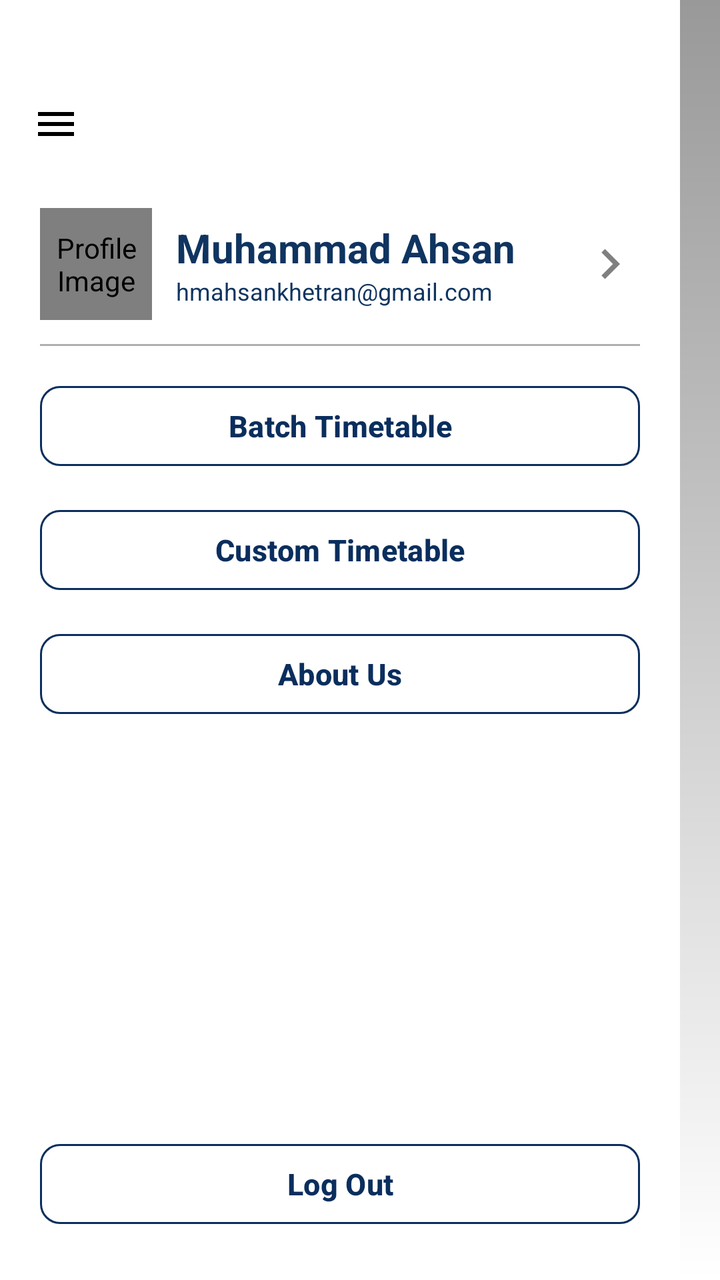
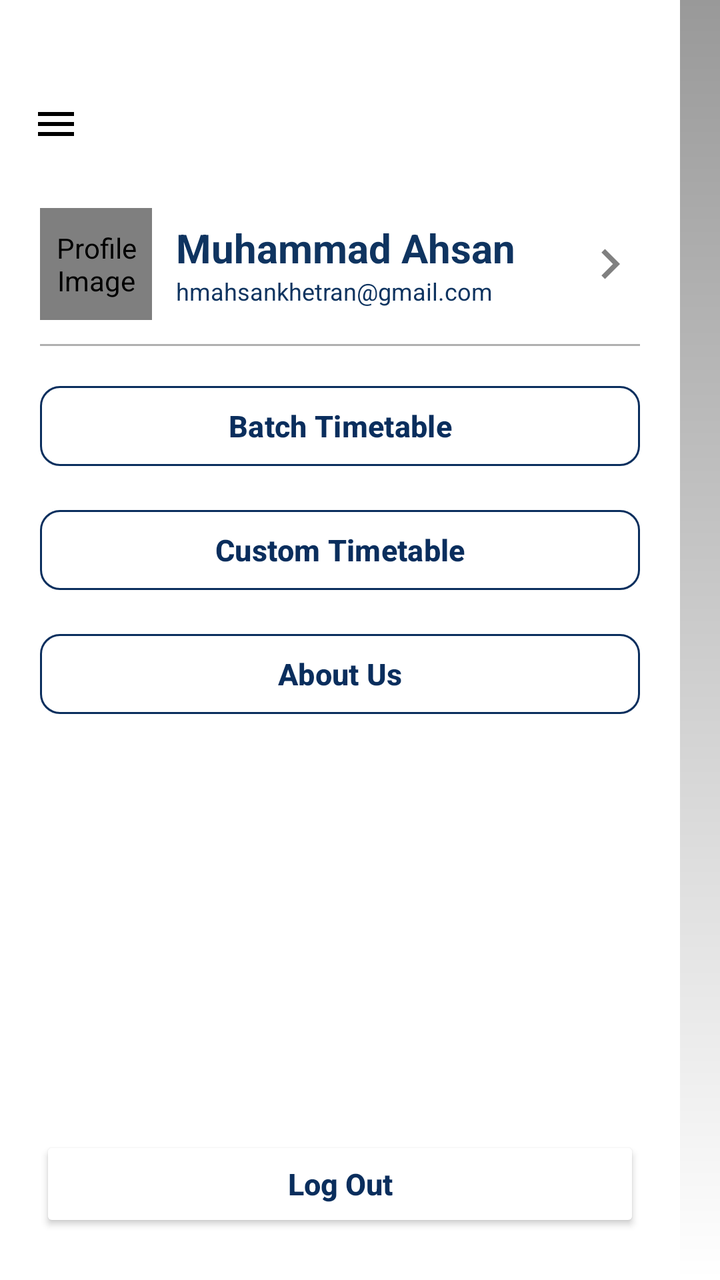

Before-and-after screenshots of an Android layout around one commit, followed by the original layout XML and the change that was made.
<!-- AndroidManifest.xml: application theme Theme.FASTable -->
<!-- res/layout/activity_menu.xml -->
<?xml version="1.0" encoding="utf-8"?>
<androidx.constraintlayout.widget.ConstraintLayout
    xmlns:android="http://schemas.android.com/apk/res/android"
    xmlns:app="http://schemas.android.com/apk/res-auto"
    xmlns:tools="http://schemas.android.com/tools"
    android:layout_width="match_parent"
    android:layout_height="match_parent"
    android:background="#FFFFFF">

    
    <View
        android:id="@+id/rightShadow"
        android:layout_width="20dp"
        android:layout_height="0dp"
        android:background="@drawable/right_side_shadow"
        app:layout_constraintTop_toTopOf="parent"
        app:layout_constraintBottom_toBottomOf="parent"
        app:layout_constraintEnd_toEndOf="parent" />

    
    <androidx.appcompat.widget.Toolbar
        android:id="@+id/top_bar_menu"
        android:layout_width="0dp"
        android:layout_height="80dp"
        android:background="@color/white"
        android:theme="@style/ThemeOverlay.AppCompat.Dark.ActionBar"
        android:elevation="4dp"
        android:paddingTop="30dp"
        android:paddingBottom="8dp"
        app:navigationIcon="@drawable/ic_menu_black"
        app:titleTextColor="@android:color/white"
        app:layout_constraintTop_toTopOf="parent"
        app:layout_constraintStart_toStartOf="parent"
        app:layout_constraintEnd_toStartOf="@id/rightShadow" />

    
    <LinearLayout
        android:id="@+id/contentContainer"
        android:layout_width="0dp"
        android:layout_height="0dp"
        android:orientation="vertical"
        android:paddingStart="20dp"
        android:paddingEnd="20dp"
        android:paddingTop="24dp"
        android:paddingBottom="24dp"
        app:layout_constraintTop_toBottomOf="@id/top_bar_menu"
        app:layout_constraintBottom_toBottomOf="parent"
        app:layout_constraintStart_toStartOf="parent"
        app:layout_constraintEnd_toStartOf="@id/rightShadow">

        
        <LinearLayout
            android:id="@+id/profileSection"
            android:layout_width="match_parent"
            android:layout_height="wrap_content"
            android:orientation="horizontal"
            android:gravity="center_vertical">

            <de.hdodenhof.circleimageview.CircleImageView
                android:id="@+id/profileImage"
                android:layout_width="56dp"
                android:layout_height="56dp"
                android:src="@drawable/img_demo"
                app:civ_border_width="2dp"
                app:civ_border_color="#E0E0E0"
                android:contentDescription="@string/profile_image" />

            <LinearLayout
                android:layout_width="0dp"
                android:layout_height="wrap_content"
                android:layout_weight="1"
                android:orientation="vertical"
                android:layout_marginStart="12dp">

                <TextView
                    android:id="@+id/tvName"
                    android:layout_width="wrap_content"
                    android:layout_height="wrap_content"
                    android:text="Muhammad Ahsan"
                    android:textColor="@color/navy"
                    android:textSize="20sp"
                    android:textStyle="bold" />

                <TextView
                    android:id="@+id/tvEmail"
                    android:layout_width="wrap_content"
                    android:layout_height="wrap_content"
                    android:text="hmahsankhetran@gmail.com"
                    android:textColor="@color/navy"
                    android:textSize="12sp" />
            </LinearLayout>

            <ImageView
                android:id="@+id/imgArrow"
                android:layout_width="30dp"
                android:layout_height="40dp"
                android:src="@drawable/ic_arrow_right"
                app:tint="#808080" />
        </LinearLayout>

        
        <View
            android:layout_width="match_parent"
            android:layout_height="1dp"
            android:layout_marginTop="12dp"
            android:background="#B0B0B0" />

        
        <com.google.android.material.button.MaterialButton
            android:id="@+id/btnBatchTimetable"
            android:layout_width="match_parent"
            android:layout_height="48dp"
            android:layout_marginTop="16dp"
            android:text="@string/batch_timetable"
            android:textAllCaps="false"
            android:textSize="15sp"
            android:textStyle="bold"
            android:textColor="#0A2E5D"
            app:cornerRadius="10dp"
            app:backgroundTint="#FFFFFF"
            app:strokeColor="#0A2E5D"
            app:strokeWidth="1dp" />

        <com.google.android.material.button.MaterialButton
            android:id="@+id/btnCustomTimetable"
            android:layout_width="match_parent"
            android:layout_height="48dp"
            android:layout_marginTop="14dp"
            android:text="@string/custom_timetable"
            android:textAllCaps="false"
            android:textSize="15sp"
            android:textStyle="bold"
            android:textColor="#0A2E5D"
            app:cornerRadius="10dp"
            app:backgroundTint="#FFFFFF"
            app:strokeColor="#0A2E5D"
            app:strokeWidth="1dp" />

        <com.google.android.material.button.MaterialButton
            android:id="@+id/btnAboutUs"
            android:layout_width="match_parent"
            android:layout_height="48dp"
            android:layout_marginTop="14dp"
            android:text="@string/about_us"
            android:textAllCaps="false"
            android:textSize="15sp"
            android:textStyle="bold"
            android:textColor="#0A2E5D"
            app:cornerRadius="10dp"
            app:backgroundTint="#FFFFFF"
            app:strokeColor="#0A2E5D"
            app:strokeWidth="1dp" />

        <View
            android:layout_width="match_parent"
            android:layout_height="0dp"
            android:layout_weight="1" />

        <com.google.android.material.button.MaterialButton
            android:id="@+id/btnLogout"
            android:layout_width="match_parent"
            android:layout_height="48dp"
            android:text="@string/log_out"
            android:textAllCaps="false"
            android:textSize="15sp"
            android:textStyle="bold"
            android:textColor="#0A2E5D"
            app:cornerRadius="10dp"
            app:backgroundTint="#FFFFFF"
            app:strokeColor="#0A2E5D"
            app:strokeWidth="1dp" />
    </LinearLayout>

</androidx.constraintlayout.widget.ConstraintLayout>
<!-- resources referenced by this layout -->
<resources>
  <color name="navy">#0F3460</color>
  <color name="white">#FFFFFFFF</color>
  <!-- drawable ic_arrow_right (drawable) -->
  <vector xmlns:android="http://schemas.android.com/apk/res/android"
      android:width="24dp"
      android:height="24dp"
      android:viewportWidth="24"
      android:viewportHeight="24">
      <path
          android:fillColor="#808080"
          android:pathData="M8.59,16.59L13.17,12L8.59,7.41L10,6L16,12L10,18L8.59,16.59Z"/>
  </vector>
  <!-- drawable ic_menu_black (drawable) -->
  <vector xmlns:android="http://schemas.android.com/apk/res/android"
      android:width="24dp"
      android:height="24dp"
      android:viewportWidth="24"
      android:viewportHeight="24">
      <path
          android:fillColor="#000000"
          android:pathData="M3,6h18v2H3V6zm0,5h18v2H3v-2zm0,5h18v2H3v-2z"/>
  </vector>
  <!-- drawable img_demo: png bitmap (drawable, 35192 bytes) -->
  <!-- drawable right_side_shadow (drawable) -->
  <shape xmlns:android="http://schemas.android.com/apk/res/android">
      <gradient
          android:startColor="#66000000"
      android:endColor="@android:color/transparent"
      android:angle="270" />
  </shape>
  <string name="about_us">About Us</string>
  <string name="batch_timetable">Batch Timetable</string>
  <string name="custom_timetable">Custom Timetable</string>
  <string name="log_out">Log Out</string>
  <string name="profile_image">Profile Image</string>
  <style name="Theme.FASTable" parent="Base.Theme.FASTable" />
  <style name="Base.Theme.FASTable" parent="Theme.Material3.DayNight.NoActionBar">
          
          
      </style>
</resources>

<!-- the commit's change to res/layout/activity_menu.xml (unified diff, before → after) -->
@@ -156,7 +156,7 @@
             android:layout_height="0dp"
             android:layout_weight="1" />
 
-        <com.google.android.material.button.MaterialButton
+        <Button
             android:id="@+id/btnLogout"
             android:layout_width="match_parent"
             android:layout_height="48dp"
